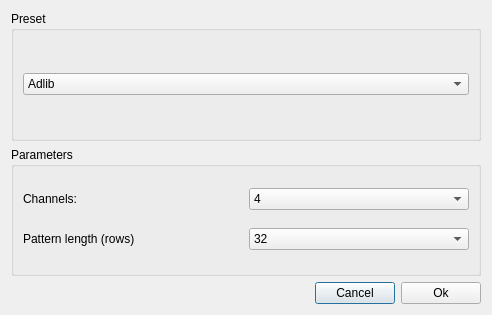
Before: the Qt Designer form source/dialognewtrt.ui in leuat/TRSE, drawn with Qt 5.
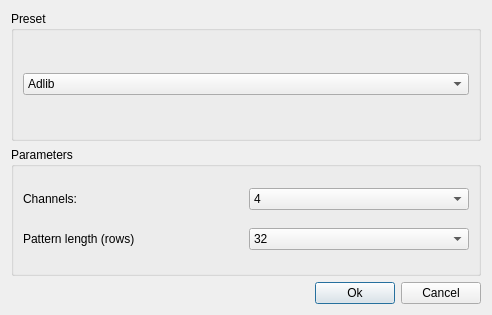
After: the same form once the commit is applied.

Patch:
```diff
--- a/source/dialognewtrt.ui
+++ b/source/dialognewtrt.ui
@@ -200,16 +200,16 @@
       </spacer>
      </item>
      <item>
-      <widget class="QPushButton" name="pushButton_2">
+      <widget class="QPushButton" name="pushButton">
        <property name="text">
-        <string>Cancel</string>
+        <string>Ok</string>
        </property>
       </widget>
      </item>
      <item>
-      <widget class="QPushButton" name="pushButton">
+      <widget class="QPushButton" name="pushButton_2">
        <property name="text">
-        <string>Ok</string>
+        <string>Cancel</string>
        </property>
       </widget>
      </item>
```
